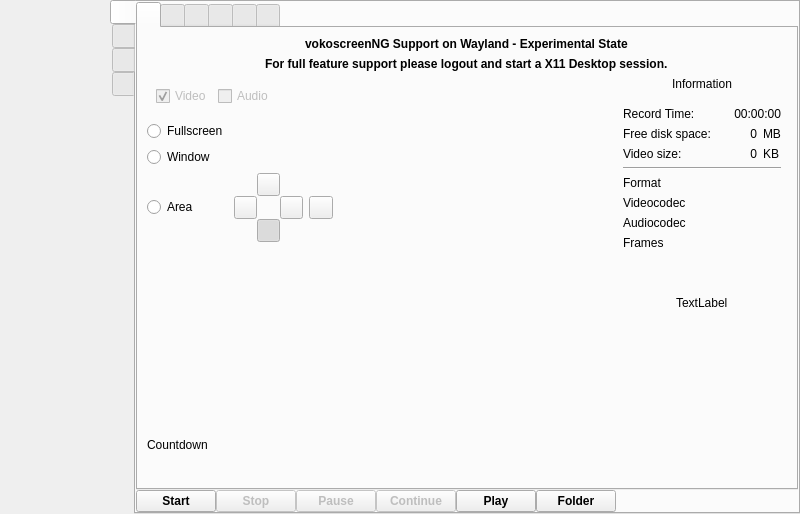
Before: the Qt Designer form src/wayland/formMainWindow_wl.ui in vkohaupt/vokoscreenNG, drawn with Qt 5.
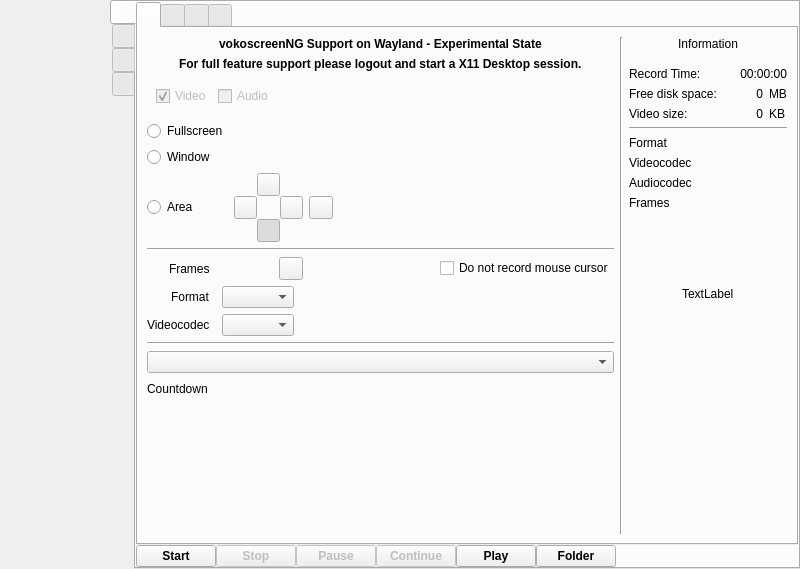
After: the same form once the commit is applied. Icons and pictures are not drawn.

What changed in the file:
```diff
--- a/src/wayland/formMainWindow_wl.ui
+++ b/src/wayland/formMainWindow_wl.ui
@@ -7,7 +7,7 @@
     <x>0</x>
     <y>0</y>
     <width>800</width>
-    <height>514</height>
+    <height>569</height>
    </rect>
   </property>
   <property name="windowTitle">
@@ -242,217 +242,34 @@
              <attribute name="title">
               <string notr="true"/>
              </attribute>
-             <layout class="QVBoxLayout" name="verticalLayout_8">
+             <layout class="QHBoxLayout" name="horizontalLayout_15">
               <item>
                <layout class="QVBoxLayout" name="verticalLayout_7">
-                <property name="bottomMargin">
-                 <number>24</number>
-                </property>
                 <item>
                  <layout class="QGridLayout" name="gridLayout_2">
-                  <item row="6" column="0">
-                   <spacer name="verticalSpacer_3">
+                  <item row="5" column="3">
+                   <spacer name="horizontalSpacer_2">
                     <property name="orientation">
-                     <enum>Qt::Vertical</enum>
+                     <enum>Qt::Horizontal</enum>
                     </property>
                     <property name="sizeHint" stdset="0">
                      <size>
-                      <width>20</width>
-                      <height>40</height>
+                      <width>40</width>
+                      <height>20</height>
                      </size>
                     </property>
                    </spacer>
                   </item>
-                  <item row="2" column="4" rowspan="6">
-                   <layout class="QGridLayout" name="gridLayout_8">
-                    <property name="bottomMargin">
-                     <number>10</number>
+                  <item row="5" column="2">
+                   <widget class="QToolButton" name="toolButtonScreencastAreaReset">
+                    <property name="text">
+                     <string notr="true"/>
                     </property>
-                    <item row="4" column="0">
-                     <spacer name="verticalSpacer_22">
-                      <property name="orientation">
-                       <enum>Qt::Vertical</enum>
-                      </property>
-                      <property name="sizeHint" stdset="0">
-                       <size>
-                        <width>20</width>
-                        <height>40</height>
-                       </size>
-                      </property>
-                     </spacer>
-                    </item>
-                    <item row="0" column="0" alignment="Qt::AlignHCenter">
-                     <widget class="QLabel" name="label_18">
-                      <property name="text">
-                       <string>Information</string>
-                      </property>
-                     </widget>
-                    </item>
-                    <item row="1" column="0">
-                     <layout class="QGridLayout" name="gridLayout_9">
-                      <property name="topMargin">
-                       <number>10</number>
-                      </property>
-                      <item row="2" column="3">
-                       <widget class="QLabel" name="label_30">
-                        <property name="text">
-                         <string notr="true">KB</string>
-                        </property>
-                       </widget>
-                      </item>
-                      <item row="8" column="1">
-                       <widget class="QLabel" name="label_29">
-                        <property name="text">
-                         <string>Frames</string>
-                        </property>
-                       </widget>
-                      </item>
-                      <item row="7" column="2" colspan="2">
-                       <widget class="QLabel" name="labelInfoAudiocodec">
-                        <property name="text">
-                         <string notr="true"/>
-                        </property>
-                       </widget>
-                      </item>
-                      <item row="1" column="1">
-                       <widget class="QLabel" name="label_19">
-                        <property name="text">
-                         <string>Free disk space:</string>
-                        </property>
-                       </widget>
-                      </item>
-                      <item row="7" column="1">
-                       <widget class="QLabel" name="label_27">
-                        <property name="text">
-                         <string>Audiocodec</string>
-                        </property>
-                       </widget>
-                      </item>
-                      <item row="8" column="2" colspan="2">
-                       <widget class="QLabel" name="labelInfoFrames">
-                        <property name="text">
-                         <string notr="true"/>
-                        </property>
-                       </widget>
-                      </item>
-                      <item row="5" column="1">
-                       <widget class="QLabel" name="label_31">
-                        <property name="text">
-                         <string>Format</string>
-                        </property>
-                       </widget>
-                      </item>
-                      <item row="0" column="1">
-                       <widget class="QLabel" name="label_33">
-                        <property name="text">
-                         <string>Record Time:</string>
-                        </property>
-                       </widget>
-                      </item>
-                      <item row="5" column="2" colspan="2">
-                       <widget class="QLabel" name="labelInfoFormat">
-                        <property name="text">
-                         <string notr="true"/>
-                        </property>
-                       </widget>
-                      </item>
-                      <item row="2" column="1">
-                       <widget class="QLabel" name="label_20">
-                        <property name="text">
-                         <string>Video size:</string>
-                        </property>
-                       </widget>
-                      </item>
-                      <item row="2" column="2">
-                       <widget class="QLabel" name="labelVideoSize">
-                        <property name="text">
-                         <string notr="true">0</string>
-                        </property>
-                        <property name="alignment">
-                         <set>Qt::AlignRight|Qt::AlignTrailing|Qt::AlignVCenter</set>
-                        </property>
-                       </widget>
-                      </item>
-                      <item row="6" column="1">
-                       <widget class="QLabel" name="label_28">
-                        <property name="text">
-                         <string>Videocodec</string>
-                        </property>
-                       </widget>
-                      </item>
-                      <item row="4" column="1" colspan="3">
-                       <widget class="Line" name="line_4">
-                        <property name="orientation">
-                         <enum>Qt::Horizontal</enum>
-                        </property>
-                       </widget>
-                      </item>
-                      <item row="0" column="2" colspan="2">
-                       <widget class="QLabel" name="labelInfoRecordTime">
-                        <property name="text">
-                         <string notr="true">00:00:00</string>
-                        </property>
-                        <property name="alignment">
-                         <set>Qt::AlignRight|Qt::AlignTrailing|Qt::AlignVCenter</set>
-                        </property>
-                       </widget>
-                      </item>
-                      <item row="1" column="3">
-                       <widget class="QLabel" name="label_32">
-                        <property name="text">
-                         <string notr="true">MB</string>
-                        </property>
-                       </widget>
-                      </item>
-                      <item row="1" column="2">
-                       <widget class="QLabel" name="labelFreeSize">
-                        <property name="minimumSize">
-                         <size>
-                          <width>40</width>
-                          <height>0</height>
-                         </size>
-                        </property>
-                        <property name="text">
-                         <string notr="true">0</string>
-                        </property>
-                        <property name="alignment">
-                         <set>Qt::AlignRight|Qt::AlignTrailing|Qt::AlignVCenter</set>
-                        </property>
-                       </widget>
-                      </item>
-                      <item row="6" column="2" colspan="2">
-                       <widget class="QLabel" name="labelInfoVideocodec">
-                        <property name="text">
-                         <string notr="true"/>
-                        </property>
-                       </widget>
-                      </item>
-                      <item row="9" column="2">
-                       <spacer name="verticalSpacer_5">
-                        <property name="orientation">
-                         <enum>Qt::Vertical</enum>
-                        </property>
-                        <property name="sizeHint" stdset="0">
-                         <size>
-                          <width>20</width>
-                          <height>40</height>
-                         </size>
-                        </property>
-                       </spacer>
-                      </item>
-                     </layout>
-                    </item>
-                    <item row="2" column="0" alignment="Qt::AlignHCenter">
-                     <widget class="QLabel" name="label_Upate_tab_2">
-                      <property name="text">
-                       <string notr="true">TextLabel</string>
-                      </property>
-                      <property name="openExternalLinks">
-                       <bool>true</bool>
-                      </property>
-                     </widget>
-                    </item>
-                   </layout>
+                    <property name="icon">
+                     <iconset resource="../screencast.qrc">
+                      <normaloff>:/pictures/screencast/undo.png</normaloff>:/pictures/screencast/undo.png</iconset>
+                    </property>
+                   </widget>
                   </item>
                   <item row="5" column="1">
                    <widget class="QFrame" name="frame_area">
@@ -607,6 +424,28 @@
                     </layout>
                    </widget>
                   </item>
+                  <item row="0" column="0" colspan="5" alignment="Qt::AlignHCenter">
+                   <widget class="QLabel" name="label">
+                    <property name="font">
+                     <font>
+                      <bold>true</bold>
+                     </font>
+                    </property>
+                    <property name="text">
+                     <string notr="true">vokoscreenNG Support on Wayland - Experimental State</string>
+                    </property>
+                   </widget>
+                  </item>
+                  <item row="4" column="0">
+                   <widget class="QRadioButton" name="radioButtonScreencastWindow">
+                    <property name="text">
+                     <string>Window</string>
+                    </property>
+                    <attribute name="buttonGroup">
+                     <string notr="true">buttonGroup</string>
+                    </attribute>
+                   </widget>
+                  </item>
                   <item row="2" column="0" colspan="4">
                    <widget class="QFrame" name="frame_video_audio_on_off">
                     <property name="frameShape">
@@ -659,75 +498,6 @@
                     </layout>
                    </widget>
                   </item>
-                  <item row="0" column="0" colspan="6" alignment="Qt::AlignHCenter">
-                   <widget class="QLabel" name="label">
-                    <property name="font">
-                     <font>
-                      <bold>true</bold>
-                     </font>
-                    </property>
-                    <property name="text">
-                     <string notr="true">vokoscreenNG Support on Wayland - Experimental State</string>
-                    </property>
-                   </widget>
-                  </item>
-                  <item row="7" column="0" colspan="4">
-                   <layout class="QHBoxLayout" name="horizontalLayout_10">
-                    <item>
-                     <widget class="QLabel" name="labelScreencastCountdownText">
-                      <property name="text">
-                       <string>Countdown</string>
-                      </property>
-                     </widget>
-                    </item>
-                    <item>
-                     <spacer name="horizontalSpacer_3">
-                      <property name="orientation">
-                       <enum>Qt::Horizontal</enum>
-                      </property>
-                      <property name="sizeHint" stdset="0">
-                       <size>
-                        <width>40</width>
-                        <height>20</height>
-                       </size>
-                      </property>
-                     </spacer>
-                    </item>
-                   </layout>
-                  </item>
-                  <item row="5" column="3">
-                   <spacer name="horizontalSpacer_2">
-                    <property name="orientation">
-                     <enum>Qt::Horizontal</enum>
-                    </property>
-                    <property name="sizeHint" stdset="0">
-                     <size>
-                      <width>40</width>
-                      <height>20</height>
-                     </size>
-                    </property>
-                   </spacer>
-                  </item>
-                  <item row="4" column="0">
-                   <widget class="QRadioButton" name="radioButtonScreencastWindow">
-                    <property name="text">
-                     <string>Window</string>
-                    </property>
-                    <attribute name="buttonGroup">
-                     <string notr="true">buttonGroup</string>
-                    </attribute>
-                   </widget>
-                  </item>
-                  <item row="5" column="0">
-                   <widget class="QRadioButton" name="radioButtonScreencastArea">
-                    <property name="text">
-                     <string>Area</string>
-                    </property>
-                    <attribute name="buttonGroup">
-                     <string notr="true">buttonGroup</string>
-                    </attribute>
-                   </widget>
-                  </item>
                   <item row="3" column="0">
                    <widget class="QRadioButton" name="radioButtonScreencastFullscreen">
                     <property name="text">
@@ -741,21 +511,7 @@
                     </attribute>
                    </widget>
                   </item>
-                  <item row="6" column="1">
-                   <layout class="QHBoxLayout" name="horizontalLayout_6"/>
-                  </item>
-                  <item row="5" column="2">
-                   <widget class="QToolButton" name="toolButtonScreencastAreaReset">
-                    <property name="text">
-                     <string notr="true"/>
-                    </property>
-                    <property name="icon">
-                     <iconset resource="../screencast.qrc">
-                      <normaloff>:/pictures/screencast/undo.png</normaloff>:/pictures/screencast/undo.png</iconset>
-                    </property>
-                   </widget>
-                  </item>
-                  <item row="1" column="0" colspan="6" alignment="Qt::AlignHCenter">
+                  <item row="1" column="0" colspan="5" alignment="Qt::AlignHCenter">
                    <widget class="QLabel" name="label_6">
                     <property name="font">
                      <font>
@@ -767,130 +523,167 @@
                     </property>
                    </widget>
                   </item>
+                  <item row="5" column="0">
+                   <widget class="QRadioButton" name="radioButtonScreencastArea">
+                    <property name="text">
+                     <string>Area</string>
+                    </property>
+                    <attribute name="buttonGroup">
+                     <string notr="true">buttonGroup</string>
+                    </attribute>
+                   </widget>
+                  </item>
                  </layout>
                 </item>
-               </layout>
-              </item>
-             </layout>
-            </widget>
-            <widget class="QWidget" name="tabAudio">
-             <attribute name="icon">
-              <iconset resource="../screencast.qrc">
-               <normaloff>:/pictures/screencast/microphone.png</normaloff>:/pictures/screencast/microphone.png</iconset>
-             </attribute>
-             <attribute name="title">
-              <string notr="true"/>
-             </attribute>
-             <widget class="QComboBox" name="comboBoxAudioCodec">
-              <property name="geometry">
-               <rect>
-                <x>50</x>
-                <y>250</y>
-                <width>131</width>
-                <height>32</height>
-               </rect>
-              </property>
-              <property name="currentText">
-               <string notr="true"/>
-              </property>
-             </widget>
-             <widget class="QLabel" name="label_3">
-              <property name="geometry">
-               <rect>
-                <x>170</x>
-                <y>50</y>
-                <width>221</width>
-                <height>18</height>
-               </rect>
-              </property>
-              <property name="text">
-               <string notr="true">Audio recording not implemented</string>
-              </property>
-             </widget>
-            </widget>
-            <widget class="QWidget" name="tabVideo">
-             <attribute name="icon">
-              <iconset resource="../screencast.qrc">
-               <normaloff>:/pictures/screencast/format-codec.png</normaloff>:/pictures/screencast/format-codec.png</iconset>
-             </attribute>
-             <attribute name="title">
-              <string notr="true"/>
-             </attribute>
-             <layout class="QVBoxLayout" name="verticalLayout_3">
-              <item>
-               <layout class="QGridLayout" name="gridLayout">
-                <item row="1" column="3">
-                 <spacer name="horizontalSpacer">
+                <item>
+                 <widget class="Line" name="line_2">
                   <property name="orientation">
                    <enum>Qt::Horizontal</enum>
                   </property>
-                  <property name="sizeHint" stdset="0">
-                   <size>
-                    <width>40</width>
-                    <height>20</height>
-                   </size>
-                  </property>
-                 </spacer>
-                </item>
-                <item row="2" column="2">
-                 <widget class="QComboBox" name="comboBoxVideoCodec">
-                  <property name="currentText">
-                   <string notr="true"/>
-                  </property>
                  </widget>
                 </item>
-                <item row="2" column="0">
-                 <layout class="QVBoxLayout" name="verticalLayout_6">
-                  <item alignment="Qt::AlignRight">
-                   <widget class="QLabel" name="labelVideoCodec">
+                <item>
+                 <layout class="QGridLayout" name="gridLayout">
+                  <item row="1" column="0" alignment="Qt::AlignRight">
+                   <widget class="QLabel" name="labelFormat">
                     <property name="text">
-                     <string>Videocodec</string>
+                     <string>Format</string>
                     </property>
                    </widget>
                   </item>
+                  <item row="1" column="3">
+                   <spacer name="horizontalSpacer">
+                    <property name="orientation">
+                     <enum>Qt::Horizontal</enum>
+                    </property>
+                    <property name="sizeHint" stdset="0">
+                     <size>
+                      <width>40</width>
+                      <height>20</height>
+                     </size>
+                    </property>
+                   </spacer>
+                  </item>
+                  <item row="0" column="0">
+                   <layout class="QHBoxLayout" name="horizontalLayout">
+                    <item alignment="Qt::AlignRight">
+                     <widget class="QLabel" name="labelFrames">
+                      <property name="text">
+                       <string>Frames</string>
+                      </property>
+                     </widget>
+                    </item>
+                   </layout>
+                  </item>
+                  <item row="0" column="1" colspan="3">
+                   <layout class="QHBoxLayout" name="horizontalLayout_slider_frames">
+                    <item>
+                     <widget class="QToolButton" name="toolButtonFramesReset">
+                      <property name="text">
+                       <string notr="true"/>
+                      </property>
+                      <property name="icon">
+                       <iconset resource="../screencast.qrc">
+                        <normaloff>:/pictures/screencast/undo.png</normaloff>:/pictures/screencast/undo.png</iconset>
+                      </property>
+                     </widget>
+                    </item>
+                   </layout>
+                  </item>
+                  <item row="2" column="2">
+                   <widget class="QComboBox" name="comboBoxVideoCodec">
+                    <property name="currentText">
+                     <string notr="true"/>
+                    </property>
+                   </widget>
+                  </item>
+                  <item row="0" column="5">
+                   <layout class="QHBoxLayout" name="horizontalLayout_22">
+                    <item>
+                     <widget class="QCheckBox" name="checkBoxMouseCursorOnOff">
+                      <property name="text">
+                       <string>Do not record mouse cursor</string>
+                      </property>
+                     </widget>
+                    </item>
+                   </layout>
+                  </item>
+                  <item row="1" column="2">
+                   <widget class="QComboBox" name="comboBoxFormat">
+                    <property name="currentText">
+                     <string notr="true"/>
+                    </property>
+                   </widget>
+                  </item>
+                  <item row="2" column="0">
+                   <layout class="QVBoxLayout" name="verticalLayout_6">
+                    <item alignment="Qt::AlignRight">
+                     <widget class="QLabel" name="labelVideoCodec">
+                      <property name="text">
+                       <string>Videocodec</string>
+                      </property>
+                     </widget>
+                    </item>
+                   </layout>
+                  </item>
+                  <item row="0" column="4">
+                   <spacer name="horizontalSpacer_11">
+                    <property name="orientation">
+                     <enum>Qt::Horizontal</enum>
+                    </property>
+                    <property name="sizeHint" stdset="0">
+                     <size>
+                      <width>40</width>
+                      <height>20</height>
+                     </size>
+                    </property>
+                   </spacer>
+                  </item>
                  </layout>
                 </item>
-                <item row="1" column="2">
-                 <widget class="QComboBox" name="comboBoxFormat">
-                  <property name="currentText">
-                   <string notr="true"/>
+                <item>
+                 <widget class="Line" name="line_3">
+                  <property name="orientation">
+                   <enum>Qt::Horizontal</enum>
                   </property>
                  </widget>
                 </item>
-                <item row="0" column="1" colspan="3">
-                 <layout class="QHBoxLayout" name="horizontalLayout_slider_frames">
+                <item>
+                 <layout class="QVBoxLayout" name="verticalLayout_3">
                   <item>
-                   <widget class="QToolButton" name="toolButtonFramesReset">
-                    <property name="text">
+                   <widget class="QComboBox" name="comboBoxAudioCodec">
+                    <property name="currentText">
                      <string notr="true"/>
                     </property>
-                    <property name="icon">
-                     <iconset resource="../screencast.qrc">
-                      <normaloff>:/pictures/screencast/undo.png</normaloff>:/pictures/screencast/undo.png</iconset>
-                    </property>
                    </widget>
                   </item>
                  </layout>
                 </item>
-                <item row="0" column="0">
-                 <layout class="QHBoxLayout" name="horizontalLayout">
-                  <item alignment="Qt::AlignRight">
-                   <widget class="QLabel" name="labelFrames">
+                <item>
+                 <layout class="QHBoxLayout" name="horizontalLayout_10">
+                  <item>
+                   <widget class="QLabel" name="labelScreencastCountdownText">
                     <property name="text">
-                     <string>Frames</string>
+                     <string>Countdown</string>
                     </property>
                    </widget>
                   </item>
+                  <item>
+                   <spacer name="horizontalSpacer_3">
+                    <property name="orientation">
+                     <enum>Qt::Horizontal</enum>
+                    </property>
+                    <property name="sizeHint" stdset="0">
+                     <size>
+                      <width>40</width>
+                      <height>20</height>
+                     </size>
+                    </property>
+                   </spacer>
+                  </item>
                  </layout>
                 </item>
-                <item row="1" column="0" alignment="Qt::AlignRight">
-                 <widget class="QLabel" name="labelFormat">
-                  <property name="text">
-                   <string>Format</string>
-                  </property>
-                 </widget>
-                </item>
-                <item row="3" column="0">
+                <item>
                  <spacer name="verticalSpacer_2">
                   <property name="orientation">
                    <enum>Qt::Vertical</enum>
@@ -903,30 +696,204 @@
                   </property>
                  </spacer>
                 </item>
-                <item row="4" column="0" colspan="4">
-                 <layout class="QHBoxLayout" name="horizontalLayout_22">
-                  <item>
-                   <widget class="QCheckBox" name="checkBoxMouseCursorOnOff">
+               </layout>
+              </item>
+              <item>
+               <widget class="Line" name="line_5">
+                <property name="orientation">
+                 <enum>Qt::Vertical</enum>
+                </property>
+               </widget>
+              </item>
+              <item>
+               <layout class="QGridLayout" name="gridLayout_8">
+                <property name="bottomMargin">
+                 <number>10</number>
+                </property>
+                <item row="4" column="0">
+                 <spacer name="verticalSpacer_22">
+                  <property name="orientation">
+                   <enum>Qt::Vertical</enum>
+                  </property>
+                  <property name="sizeHint" stdset="0">
+                   <size>
+                    <width>20</width>
+                    <height>40</height>
+                   </size>
+                  </property>
+                 </spacer>
+                </item>
+                <item row="0" column="0" alignment="Qt::AlignHCenter">
+                 <widget class="QLabel" name="label_18">
+                  <property name="text">
+                   <string>Information</string>
+                  </property>
+                 </widget>
+                </item>
+                <item row="1" column="0">
+                 <layout class="QGridLayout" name="gridLayout_9">
+                  <property name="topMargin">
+                   <number>10</number>
+                  </property>
+                  <item row="2" column="3">
+                   <widget class="QLabel" name="label_30">
                     <property name="text">
-                     <string>Do not record mouse cursor</string>
+                     <string notr="true">KB</string>
                     </property>
                    </widget>
                   </item>
-                  <item>
-                   <spacer name="horizontalSpacer_18">
+                  <item row="8" column="1">
+                   <widget class="QLabel" name="label_29">
+                    <property name="text">
+                     <string>Frames</string>
+                    </property>
+                   </widget>
+                  </item>
+                  <item row="7" column="2" colspan="2">
+                   <widget class="QLabel" name="labelInfoAudiocodec">
+                    <property name="text">
+                     <string notr="true"/>
+                    </property>
+                   </widget>
+                  </item>
+                  <item row="1" column="1">
+                   <widget class="QLabel" name="label_19">
+                    <property name="text">
+                     <string>Free disk space:</string>
+                    </property>
+                   </widget>
+                  </item>
+                  <item row="7" column="1">
+                   <widget class="QLabel" name="label_27">
+                    <property name="text">
+                     <string>Audiocodec</string>
+                    </property>
+                   </widget>
+                  </item>
+                  <item row="8" column="2" colspan="2">
+                   <widget class="QLabel" name="labelInfoFrames">
+                    <property name="text">
+                     <string notr="true"/>
+                    </property>
+                   </widget>
+                  </item>
+                  <item row="5" column="1">
+                   <widget class="QLabel" name="label_31">
+                    <property name="text">
+                     <string>Format</string>
+                    </property>
+                   </widget>
+                  </item>
+                  <item row="0" column="1">
+                   <widget class="QLabel" name="label_33">
+                    <property name="text">
+                     <string>Record Time:</string>
+                    </property>
+                   </widget>
+                  </item>
+                  <item row="5" column="2" colspan="2">
+                   <widget class="QLabel" name="labelInfoFormat">
+                    <property name="text">
+                     <string notr="true"/>
+                    </property>
+                   </widget>
+                  </item>
+                  <item row="2" column="1">
+                   <widget class="QLabel" name="label_20">
+                    <property name="text">
+                     <string>Video size:</string>
+                    </property>
+                   </widget>
+                  </item>
+                  <item row="2" column="2">
+                   <widget class="QLabel" name="labelVideoSize">
+                    <property name="text">
+                     <string notr="true">0</string>
+                    </property>
+                    <property name="alignment">
+                     <set>Qt::AlignRight|Qt::AlignTrailing|Qt::AlignVCenter</set>
+                    </property>
+                   </widget>
+                  </item>
+                  <item row="6" column="1">
+                   <widget class="QLabel" name="label_28">
+                    <property name="text">
+                     <string>Videocodec</string>
+                    </property>
+                   </widget>
+                  </item>
+                  <item row="4" column="1" colspan="3">
+                   <widget class="Line" name="line_4">
                     <property name="orientation">
                      <enum>Qt::Horizontal</enum>
                     </property>
-                    <property name="sizeHint" stdset="0">
+                   </widget>
+                  </item>
+                  <item row="0" column="2" colspan="2">
+                   <widget class="QLabel" name="labelInfoRecordTime">
+                    <property name="text">
+                     <string notr="true">00:00:00</string>
+                    </property>
+                    <property name="alignment">
+                     <set>Qt::AlignRight|Qt::AlignTrailing|Qt::AlignVCenter</set>
+                    </property>
+                   </widget>
+                  </item>
+                  <item row="1" column="3">
+                   <widget class="QLabel" name="label_32">
+                    <property name="text">
+                     <string notr="true">MB</string>
+                    </property>
+                   </widget>
+                  </item>
+                  <item row="1" column="2">
+                   <widget class="QLabel" name="labelFreeSize">
+                    <property name="minimumSize">
                      <size>
                       <width>40</width>
-                      <height>20</height>
+                      <height>0</height>
+                     </size>
+                    </property>
+                    <property name="text">
+                     <string notr="true">0</string>
+                    </property>
+                    <property name="alignment">
+                     <set>Qt::AlignRight|Qt::AlignTrailing|Qt::AlignVCenter</set>
+                    </property>
+                   </widget>
+                  </item>
+                  <item row="6" column="2" colspan="2">
+                   <widget class="QLabel" name="labelInfoVideocodec">
+                    <property name="text">
+                     <string notr="true"/>
+                    </property>
+                   </widget>
+                  </item>
+                  <item row="9" column="2">
+                   <spacer name="verticalSpacer_5">
+                    <property name="orientation">
+                     <enum>Qt::Vertical</enum>
+                    </property>
+                    <property name="sizeHint" stdset="0">
+                     <size>
+                      <width>20</width>
+                      <height>40</height>
                      </size>
                     </property>
                    </spacer>
                   </item>
                  </layout>
                 </item>
+                <item row="2" column="0" alignment="Qt::AlignHCenter">
+                 <widget class="QLabel" name="label_Upate_tab_2">
+                  <property name="text">
+                   <string notr="true">TextLabel</string>
+                  </property>
+                  <property name="openExternalLinks">
+                   <bool>true</bool>
+                  </property>
+                 </widget>
+                </item>
                </layout>
               </item>
              </layout>
@@ -1079,7 +1046,7 @@
                      <x>0</x>
                      <y>0</y>
                      <width>421</width>
-                     <height>376</height>
+                     <height>431</height>
                     </rect>
                    </property>
                    <layout class="QGridLayout" name="gridLayoutAvailable">
```
Left out of the diff: 2 changed lines with no effect on the pictures.
